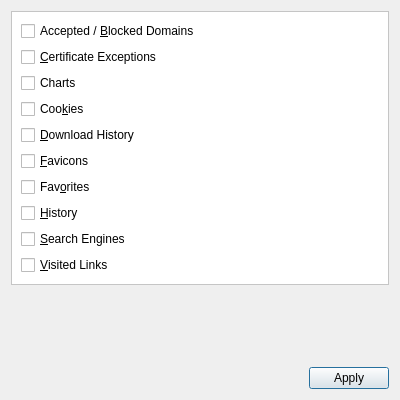
textbrowser/dooble, file UI/dooble_clear_items.ui: the form before one commit.
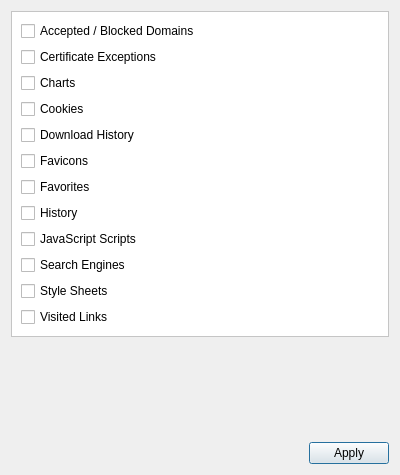
The form after the commit. Icons and pictures are not drawn.

Commit message: Clear Items.

The edit to the form file:
```diff
--- a/UI/dooble_clear_items.ui
+++ b/UI/dooble_clear_items.ui
@@ -7,7 +7,7 @@
     <x>0</x>
     <y>0</y>
     <width>400</width>
-    <height>400</height>
+    <height>475</height>
    </rect>
   </property>
   <property name="windowTitle">
@@ -33,14 +33,14 @@
       <item>
        <widget class="QCheckBox" name="accepted_blocked_domains">
         <property name="text">
-         <string>Accepted / &amp;Blocked Domains</string>
+         <string>Accepted / Blocked Domains</string>
         </property>
        </widget>
       </item>
       <item>
        <widget class="QCheckBox" name="certificate_exceptions">
         <property name="text">
-         <string>&amp;Certificate Exceptions</string>
+         <string>Certificate Exceptions</string>
         </property>
        </widget>
       </item>
@@ -54,49 +54,63 @@
       <item>
        <widget class="QCheckBox" name="cookies">
         <property name="text">
-         <string>Coo&amp;kies</string>
+         <string>Cookies</string>
         </property>
        </widget>
       </item>
       <item>
        <widget class="QCheckBox" name="download_history">
         <property name="text">
-         <string>&amp;Download History</string>
+         <string>Download History</string>
         </property>
        </widget>
       </item>
       <item>
        <widget class="QCheckBox" name="favicons">
         <property name="text">
-         <string>&amp;Favicons</string>
+         <string>Favicons</string>
         </property>
        </widget>
       </item>
       <item>
        <widget class="QCheckBox" name="favorites">
         <property name="text">
-         <string>Fav&amp;orites</string>
+         <string>Favorites</string>
         </property>
        </widget>
       </item>
       <item>
        <widget class="QCheckBox" name="history">
         <property name="text">
-         <string>&amp;History</string>
+         <string>History</string>
+        </property>
+       </widget>
+      </item>
+      <item>
+       <widget class="QCheckBox" name="javascript_scripts">
+        <property name="text">
+         <string>JavaScript Scripts</string>
         </property>
        </widget>
       </item>
       <item>
        <widget class="QCheckBox" name="search_engines">
         <property name="text">
-         <string>&amp;Search Engines</string>
+         <string>Search Engines</string>
+        </property>
+       </widget>
+      </item>
+      <item>
+       <widget class="QCheckBox" name="style_sheets">
+        <property name="text">
+         <string>Style Sheets</string>
         </property>
        </widget>
       </item>
       <item>
        <widget class="QCheckBox" name="visited_links">
         <property name="text">
-         <string>&amp;Visited Links</string>
+         <string>Visited Links</string>
         </property>
        </widget>
       </item>
```
Left out of the diff: 2 changed lines with no effect on the pictures. The commit also changes 2 other files.
